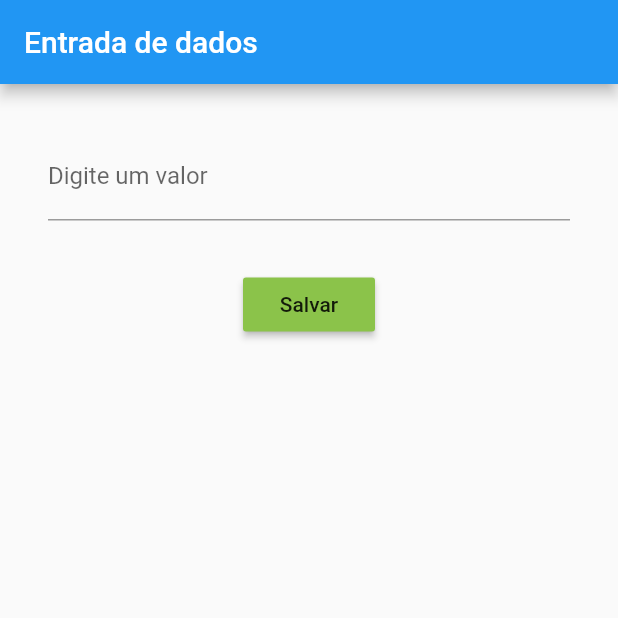
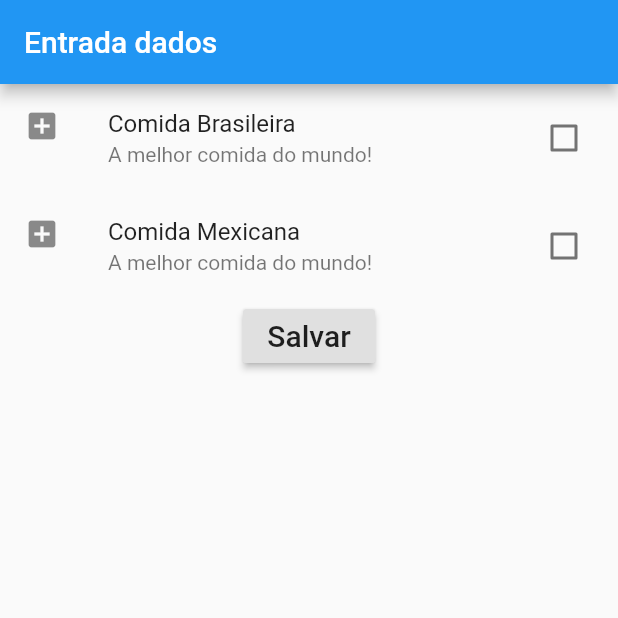
Before and after one commit to jrdutra/EstudandoFlutter, a Flutter app: the screen it shows after launch, after a tap on "Salvar", on a phone screen of 412 x 824 dp, the top half of it. Run offline on Flutter 3.47's test engine with Material 2 defaults, Android fonts, the phone set to English and light mode, and no system bars.

Commit message:
Entrada de dados

```diff
--- a/alcool_gasolina/lib/Home.dart
+++ b/alcool_gasolina/lib/Home.dart
@@ -28,9 +28,15 @@
         }else{
           _textoResultado = "Melhor abastecer com álcool!";
         }
+        limparCampos();
       });
     }
 
+  }
+
+  void limparCampos(){
+    _controllerAlcool.text = "";
+    _controllerGasolina.text = "";
   }
 
   @override
--- a/entrada_de_dados/lib/EntradaCheckbox.dart
+++ b/entrada_de_dados/lib/EntradaCheckbox.dart
@@ -0,0 +1,77 @@
+import 'package:flutter/material.dart';
+
+class EntradaCheckbox extends StatefulWidget {
+  @override
+  _EntradaCheckboxState createState() => _EntradaCheckboxState();
+}
+
+class _EntradaCheckboxState extends State<EntradaCheckbox> {
+
+  bool _comidaBrasileira = false;
+  bool _comidaMexicana = false;
+
+  @override
+  Widget build(BuildContext context) {
+    return Scaffold(
+      appBar: AppBar(
+        title: Text("Entrada dados"),
+      ) ,
+      body: Container(
+        child: Column(
+          children: <Widget>[
+            CheckboxListTile(
+              title: Text("Comida Brasileira"),
+                subtitle: Text("A melhor comida do mundo!"),
+                //activeColor: Colors.red,
+                secondary: Icon(Icons.add_box),
+                //selected: _estaSelecionado,
+                value: _comidaBrasileira,
+                onChanged: (bool valor){
+                  setState(() {
+                    _comidaBrasileira = valor;
+                  });
+                }
+            ),
+            CheckboxListTile(
+                title: Text("Comida Mexicana"),
+                subtitle: Text("A melhor comida do mundo!"),
+                //activeColor: Colors.red,
+                secondary: Icon(Icons.add_box),
+                //selected: _estaSelecionado,
+                value: _comidaMexicana,
+                onChanged: (bool valor){
+                  setState(() {
+                    _comidaMexicana = valor;
+                  });
+                }
+            ),
+            RaisedButton(
+              child: Text(
+                  "Salvar",
+                style: TextStyle(
+                  fontSize: 20
+                ),
+              ),
+              onPressed: (){
+                print(
+                  "Comida Brasileira: " + _comidaBrasileira.toString() +
+                    " Comida Mexicana " + _comidaMexicana.toString()
+                );
+              },
+            )
+            /*
+            Text("Comida Brasileira"),
+            Checkbox(
+              value: _estaSelecionado,
+              onChanged: (bool valor){
+                  setState(() {
+                    _estaSelecionado = valor;
+                  });
+              },
+            )*/
+          ],
+        ),
+      ),
+    );
+  }
+}
--- a/entrada_de_dados/lib/main.dart
+++ b/entrada_de_dados/lib/main.dart
@@ -1,10 +1,12 @@
 import 'package:entradadedados/CampoTexto.dart';
+import 'package:entradadedados/EntradaCheckbox.dart';
 import 'package:flutter/material.dart';
 
 void main(){
   runApp(
     MaterialApp(
-      home: CampoTexto(),
+      //home: CampoTexto(),
+      home: EntradaCheckbox(),
     )
   );
 }
```
